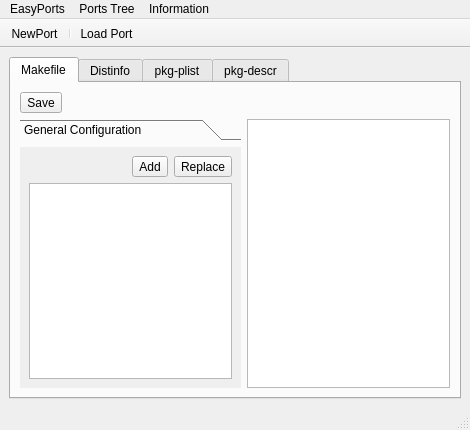
pcbsd/pcbsd-projects, file EasyPort/mainUI.ui: the form before one commit.
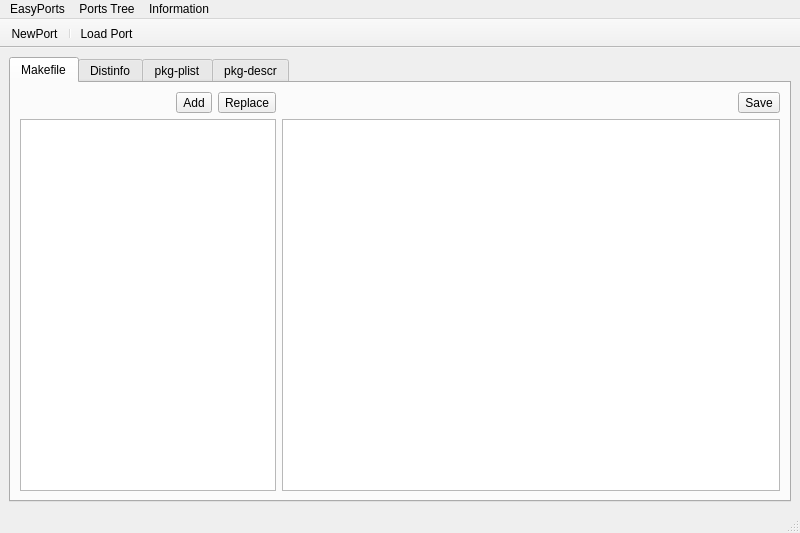
The form after the commit. Icons and pictures are not drawn.

What changed in the file:
```diff
--- a/EasyPort/mainUI.ui
+++ b/EasyPort/mainUI.ui
@@ -6,8 +6,8 @@
    <rect>
     <x>0</x>
     <y>0</y>
-    <width>470</width>
-    <height>430</height>
+    <width>800</width>
+    <height>533</height>
    </rect>
   </property>
   <property name="windowTitle">
@@ -29,27 +29,49 @@
         <string>Makefile</string>
        </attribute>
        <layout class="QGridLayout" name="gridLayout">
+        <item row="2" column="1">
+         <widget class="QPlainTextEdit" name="text_makefile">
+          <property name="sizePolicy">
+           <sizepolicy hsizetype="MinimumExpanding" vsizetype="Expanding">
+            <horstretch>1</horstretch>
+            <verstretch>0</verstretch>
+           </sizepolicy>
+          </property>
+          <property name="lineWrapMode">
+           <enum>QPlainTextEdit::NoWrap</enum>
+          </property>
+         </widget>
+        </item>
         <item row="1" column="1">
-         <widget class="QPlainTextEdit" name="text_makefile"/>
-        </item>
-        <item row="1" column="0">
-         <widget class="QToolBox" name="toolBox_makefile">
-          <property name="currentIndex">
-           <number>0</number>
-          </property>
-          <widget class="QWidget" name="page_config">
-           <property name="geometry">
-            <rect>
-             <x>0</x>
-             <y>0</y>
-             <width>224</width>
-             <height>253</height>
-            </rect>
-           </property>
-           <attribute name="label">
-            <string>General Configuration</string>
-           </attribute>
-           <layout class="QVBoxLayout" name="verticalLayout_4">
+         <layout class="QHBoxLayout" name="horizontalLayout_4">
+          <item>
+           <spacer name="horizontalSpacer_4">
+            <property name="orientation">
+             <enum>Qt::Horizontal</enum>
+            </property>
+            <property name="sizeHint" stdset="0">
+             <size>
+              <width>40</width>
+              <height>20</height>
+             </size>
+            </property>
+           </spacer>
+          </item>
+          <item>
+           <widget class="QToolButton" name="tool_make_save">
+            <property name="text">
+             <string>Save</string>
+            </property>
+            <property name="icon">
+             <iconset resource="EasyPort.qrc">
+              <normaloff>:/icons/save.png</normaloff>:/icons/save.png</iconset>
+            </property>
+           </widget>
+          </item>
+         </layout>
+        </item>
+        <item row="1" column="0" rowspan="2">
+         <layout class="QVBoxLayout" name="verticalLayout_5">
             <item>
              <layout class="QHBoxLayout" name="horizontalLayout_5">
               <item>
@@ -59,7 +81,7 @@
                 </property>
                 <property name="sizeHint" stdset="0">
                  <size>
-                  <width>40</width>
+                <width>0</width>
                   <height>20</height>
                  </size>
                 </property>
@@ -96,37 +118,21 @@
              </layout>
             </item>
             <item>
-             <widget class="QListWidget" name="list_make_config"/>
-            </item>
-           </layout>
-          </widget>
-         </widget>
-        </item>
-        <item row="0" column="0" colspan="2">
-         <layout class="QHBoxLayout" name="horizontalLayout_4">
-          <item>
-           <widget class="QToolButton" name="tool_make_save">
-            <property name="text">
-             <string>Save</string>
+           <widget class="QListWidget" name="list_make_config">
+            <property name="sizePolicy">
+             <sizepolicy hsizetype="Preferred" vsizetype="Expanding">
+              <horstretch>0</horstretch>
+              <verstretch>0</verstretch>
+             </sizepolicy>
             </property>
             <property name="icon">
              <iconset resource="EasyPort.qrc">
               <normaloff>:/icons/save.png</normaloff>:/icons/save.png</iconset>
             </property>
-           </widget>
-          </item>
-          <item>
-           <spacer name="horizontalSpacer_4">
-            <property name="orientation">
-             <enum>Qt::Horizontal</enum>
+            <property name="sortingEnabled">
+             <bool>false</bool>
             </property>
-            <property name="sizeHint" stdset="0">
-             <size>
-              <width>40</width>
-              <height>20</height>
-             </size>
-            </property>
-           </spacer>
+           </widget>
           </item>
          </layout>
         </item>
@@ -324,7 +330,7 @@
     <rect>
      <x>0</x>
      <y>0</y>
-     <width>470</width>
+     <width>800</width>
      <height>20</height>
     </rect>
    </property>
```
Left out of the diff: 17 changed lines with no effect on the pictures. Lines whose indentation alone changed are shown as unchanged.
